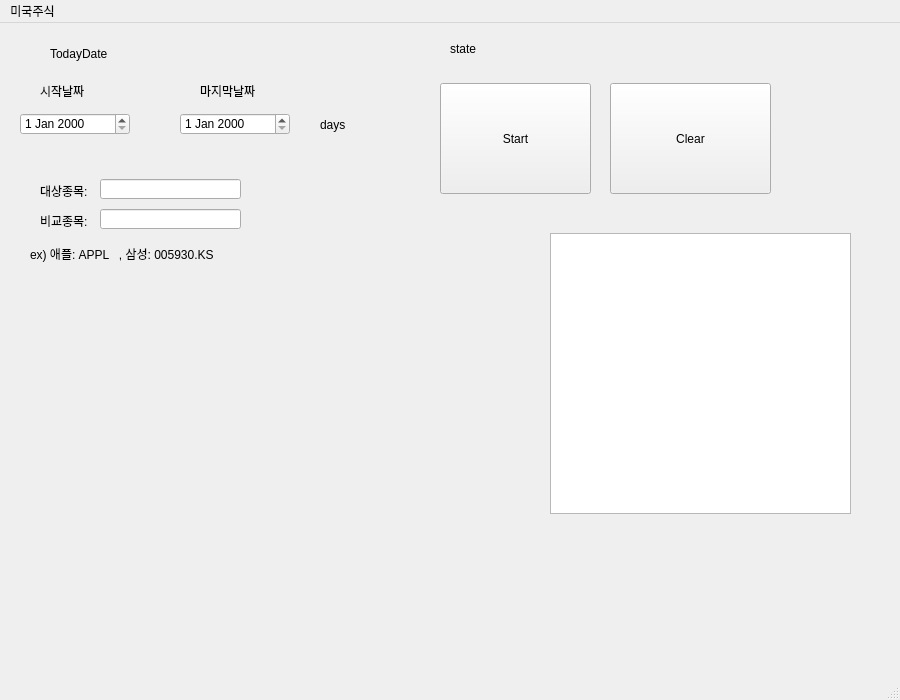
Qt form UI/testMainUI.ui (nbvc1003/stockAnalyst) before a commit.
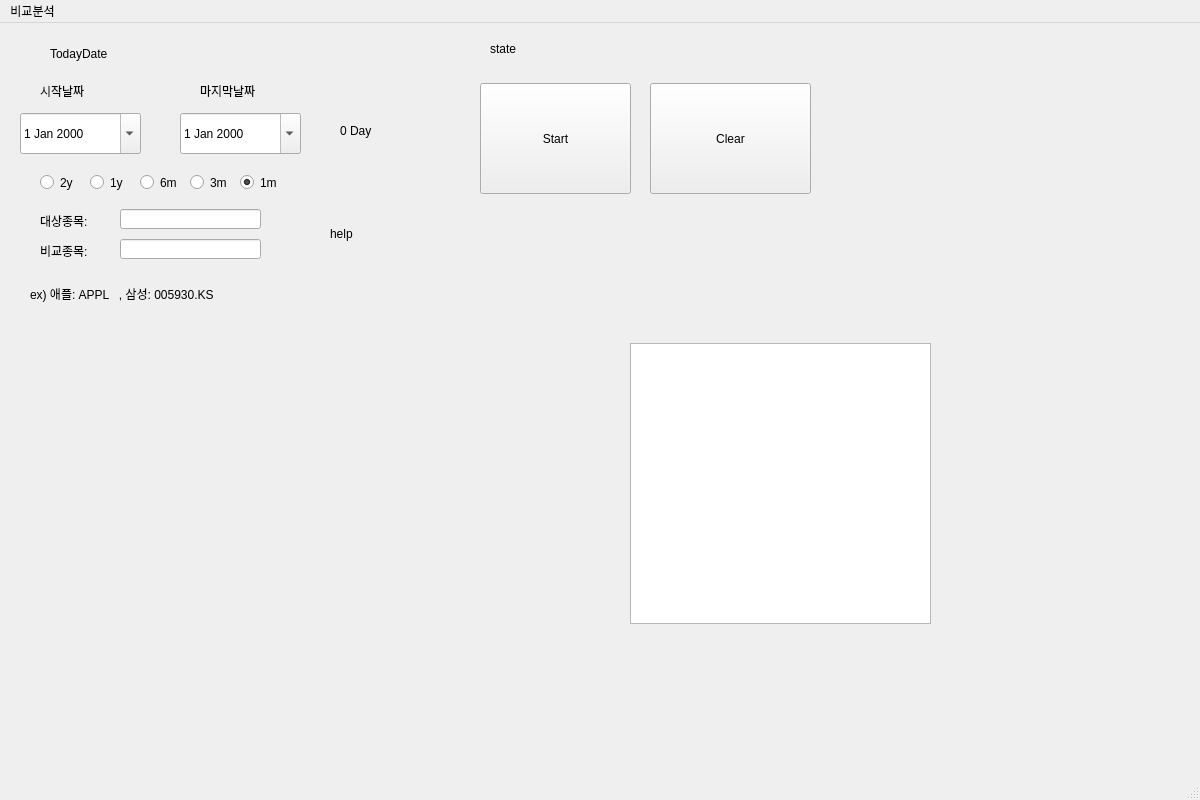
The same form after that commit.

The edit to the form file:
```diff
--- a/UI/testMainUI.ui
+++ b/UI/testMainUI.ui
@@ -6,8 +6,8 @@
    <rect>
     <x>0</x>
     <y>0</y>
-    <width>900</width>
-    <height>700</height>
+    <width>1200</width>
+    <height>800</height>
    </rect>
   </property>
   <property name="windowTitle">
@@ -17,7 +17,7 @@
    <widget class="QPushButton" name="btn_start">
     <property name="geometry">
      <rect>
-      <x>440</x>
+      <x>480</x>
       <y>60</y>
       <width>151</width>
       <height>111</height>
@@ -30,7 +30,7 @@
    <widget class="QPushButton" name="btn_cancel">
     <property name="geometry">
      <rect>
-      <x>610</x>
+      <x>650</x>
       <y>60</y>
       <width>161</width>
       <height>111</height>
@@ -71,18 +71,21 @@
      <rect>
       <x>20</x>
       <y>90</y>
-      <width>110</width>
-      <height>22</height>
+      <width>121</width>
+      <height>41</height>
      </rect>
     </property>
+    <property name="calendarPopup">
+     <bool>true</bool>
+    </property>
    </widget>
    <widget class="QLabel" name="label_2">
     <property name="geometry">
      <rect>
       <x>200</x>
       <y>60</y>
-      <width>64</width>
-      <height>15</height>
+      <width>81</width>
+      <height>16</height>
      </rect>
     </property>
     <property name="text">
@@ -94,36 +97,39 @@
      <rect>
       <x>180</x>
       <y>90</y>
-      <width>110</width>
-      <height>22</height>
+      <width>121</width>
+      <height>41</height>
      </rect>
     </property>
+    <property name="calendarPopup">
+     <bool>true</bool>
+    </property>
    </widget>
    <widget class="QLineEdit" name="lineEdit_1">
     <property name="geometry">
      <rect>
-      <x>100</x>
-      <y>156</y>
-      <width>141</width>
-      <height>20</height>
-     </rect>
-    </property>
-   </widget>
-   <widget class="QLineEdit" name="lineEdit_2">
-    <property name="geometry">
-     <rect>
-      <x>100</x>
+      <x>120</x>
       <y>186</y>
       <width>141</width>
       <height>20</height>
      </rect>
     </property>
    </widget>
+   <widget class="QLineEdit" name="lineEdit_2">
+    <property name="geometry">
+     <rect>
+      <x>120</x>
+      <y>216</y>
+      <width>141</width>
+      <height>20</height>
+     </rect>
+    </property>
+   </widget>
    <widget class="QLabel" name="label_3">
     <property name="geometry">
      <rect>
       <x>40</x>
-      <y>160</y>
+      <y>190</y>
       <width>64</width>
       <height>15</height>
      </rect>
@@ -136,7 +142,7 @@
     <property name="geometry">
      <rect>
       <x>40</x>
-      <y>190</y>
+      <y>220</y>
       <width>64</width>
       <height>15</height>
      </rect>
@@ -148,8 +154,8 @@
    <widget class="QTextEdit" name="textEdit_info">
     <property name="geometry">
      <rect>
-      <x>550</x>
-      <y>210</y>
+      <x>630</x>
+      <y>320</y>
       <width>301</width>
       <height>281</height>
      </rect>
@@ -158,7 +164,7 @@
    <widget class="QLabel" name="lbl_stat">
     <property name="geometry">
      <rect>
-      <x>450</x>
+      <x>490</x>
       <y>15</y>
       <width>281</width>
       <height>21</height>
@@ -184,21 +190,21 @@
    <widget class="QLabel" name="lbl_prierd">
     <property name="geometry">
      <rect>
-      <x>320</x>
+      <x>340</x>
       <y>92</y>
       <width>56</width>
-      <height>20</height>
+      <height>31</height>
      </rect>
     </property>
     <property name="text">
-     <string>days</string>
+     <string>0 Day</string>
     </property>
    </widget>
    <widget class="QLabel" name="label_5">
     <property name="geometry">
      <rect>
       <x>30</x>
-      <y>220</y>
+      <y>260</y>
       <width>301</width>
       <height>21</height>
      </rect>
@@ -207,19 +213,100 @@
      <string>ex) 애플: APPL   , 삼성: 005930.KS</string>
     </property>
    </widget>
+   <widget class="QRadioButton" name="rb_2y">
+    <property name="geometry">
+     <rect>
+      <x>40</x>
+      <y>150</y>
+      <width>51</width>
+      <height>19</height>
+     </rect>
+    </property>
+    <property name="text">
+     <string>2y</string>
+    </property>
+   </widget>
+   <widget class="QRadioButton" name="rb_1y">
+    <property name="geometry">
+     <rect>
+      <x>90</x>
+      <y>150</y>
+      <width>51</width>
+      <height>19</height>
+     </rect>
+    </property>
+    <property name="text">
+     <string>1y</string>
+    </property>
+   </widget>
+   <widget class="QRadioButton" name="rb_6m">
+    <property name="geometry">
+     <rect>
+      <x>140</x>
+      <y>150</y>
+      <width>51</width>
+      <height>19</height>
+     </rect>
+    </property>
+    <property name="text">
+     <string>6m</string>
+    </property>
+   </widget>
+   <widget class="QRadioButton" name="rb_1m">
+    <property name="geometry">
+     <rect>
+      <x>240</x>
+      <y>150</y>
+      <width>51</width>
+      <height>19</height>
+     </rect>
+    </property>
+    <property name="text">
+     <string>1m</string>
+    </property>
+    <property name="checked">
+     <bool>true</bool>
+    </property>
+   </widget>
+   <widget class="QRadioButton" name="rb_3m">
+    <property name="geometry">
+     <rect>
+      <x>190</x>
+      <y>150</y>
+      <width>51</width>
+      <height>19</height>
+     </rect>
+    </property>
+    <property name="text">
+     <string>3m</string>
+    </property>
+   </widget>
+   <widget class="QLabel" name="label_6">
+    <property name="geometry">
+     <rect>
+      <x>330</x>
+      <y>190</y>
+      <width>201</width>
+      <height>41</height>
+     </rect>
+    </property>
+    <property name="text">
+     <string>help</string>
+    </property>
+   </widget>
   </widget>
   <widget class="QMenuBar" name="menubar">
    <property name="geometry">
     <rect>
      <x>0</x>
      <y>0</y>
-     <width>900</width>
-     <height>21</height>
+     <width>1200</width>
+     <height>26</height>
     </rect>
    </property>
    <widget class="QMenu" name="menu">
     <property name="title">
-     <string>미국주식</string>
+     <string>비교분석</string>
     </property>
    </widget>
    <addaction name="menu"/>
```
Left out of the diff: 13 changed lines with no effect on the pictures.
